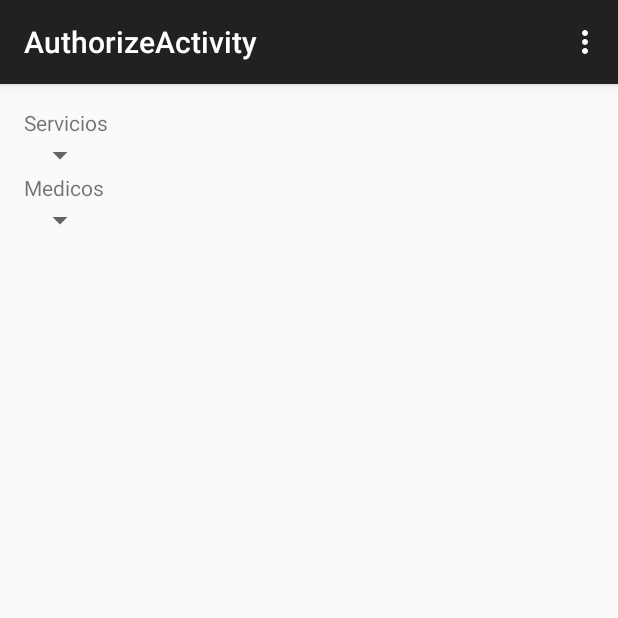
After one commit to Breslyofimatic/ARS, an Android app: the AuthorizeActivity screen opened directly, with no data from a screen before it, on a phone screen of 412 x 824 dp, the top half of it. The commit adds this screen. Run offline under Robolectric (Android 15) with nearby library versions, the phone set to English and light mode, and no system bars; 1 statement that could not run was skipped.

Commit message:
-Agregado AutorizeActivity. -Arreglo de bugs. -Spinner Agregado!!! y Funcional

```diff
--- /dev/null
+++ b/ofimatic.ars/src/main/java/com/ofimatic/ars/AuthorizeActivity.java
@@ -0,0 +1,159 @@
+package com.ofimatic.ars;
+
+import android.content.Context;
+import android.os.Bundle;
+import android.support.v7.app.ActionBarActivity;
+import android.view.LayoutInflater;
+import android.view.Menu;
+import android.view.MenuItem;
+import android.view.View;
+import android.view.ViewGroup;
+import android.widget.AdapterView;
+import android.widget.ArrayAdapter;
+import android.widget.Spinner;
+import android.widget.TextView;
+
+import java.util.ArrayList;
+import java.util.HashMap;
+
+
+public class AuthorizeActivity extends ActionBarActivity implements AdapterView.OnItemSelectedListener {
+
+//    ArrayList<HashMap<String, String>> nameList = new ArrayList<HashMap<String, String>>();
+    ArrayList<String> nameList = new ArrayList<String>();
+    HashMap<String, String> map = new HashMap<String, String>();
+
+    String []  arrayString;
+    String []  arrayID;
+    Spinner spinServices;
+    Spinner spinMedics;
+    DataAccess data = new DataAccess();
+
+    @Override
+    protected void onCreate(Bundle savedInstanceState) {
+        super.onCreate(savedInstanceState);
+        setContentView(R.layout.activity_authorize);
+
+        spinServices = (Spinner) findViewById(R.id.SpinServicios);
+        spinMedics = (Spinner) findViewById(R.id.SpinMedicos);
+
+        MyAdapterServices adapter = new MyAdapterServices(this, R.layout.row, DataAccess.servicesName);
+        spinServices.setAdapter(adapter);
+
+        //spinMedics.setOnItemSelectedListener(this);
+        spinServices.setOnItemSelectedListener(this);
+
+       // ArrayAdapter<String> adapter1 = new ArrayAdapter<String>(this,R.layout.row, DataAccess.medicNames);
+
+    }
+
+
+    String [] nombres;
+    public void onItemSelected(AdapterView<?> parentView, View view, int position, long id) {
+
+                spinMedics.setVisibility(View.VISIBLE);
+
+                String servicesID = data.findServicesID(position);
+                nombres =  data.ListMedics(servicesID);
+                MyAdapterMedic adapter= new MyAdapterMedic(AuthorizeActivity.this, R.layout.row, nombres);
+                spinMedics.setAdapter(adapter);
+
+//            if (position == 0) {
+//                spinMedics.setVisibility(View.GONE);
+//            }
+//            else
+//            {
+//                spinMedics.setVisibility(View.VISIBLE);
+//                MyAdapterMedic adapter= new MyAdapterMedic(AuthorizeActivity.this, R.layout.row, DataAccess.medicNames);
+//                spinMedics.setAdapter(adapter);
+//            }
+    }
+
+
+    @Override
+    public void onNothingSelected(AdapterView<?> parent) {
+
+    }
+
+    public class MyAdapterServices extends ArrayAdapter<String> {
+
+        public MyAdapterServices(Context context, int textViewResourceId, String[] names) {
+            super(context, textViewResourceId, names);
+        }
+
+        @Override
+        public View getDropDownView(int position, View convertView,ViewGroup parent) {
+           // spinServices.getSelectedItemPosition();
+
+            return getCustomView(position, convertView, parent);
+        }
+
+        @Override
+        public View getView(int position, View convertView, ViewGroup parent) {
+
+            return getCustomView(position, convertView, parent);
+        }
+
+        public View getCustomView(int position, View convertView, ViewGroup parent) {
+
+            LayoutInflater inflater=getLayoutInflater();
+            View row=inflater.inflate(R.layout.row, parent, false);
+
+            TextView label=(TextView)row.findViewById(R.id.Nombre);
+            label.setText(DataAccess.servicesName[position] );
+
+            return row;
+        }
+    }
+
+    public class MyAdapterMedic extends ArrayAdapter<String> {
+
+        public MyAdapterMedic(Context context, int textViewResourceId, String [] names) {
+            super(context, textViewResourceId, names);
+        }
+
+        @Override
+        public View getDropDownView(int position, View convertView,ViewGroup parent) {
+            return getCustomView(position, convertView, parent);
+        }
+
+        @Override
+        public View getView(int position, View convertView, ViewGroup parent) {
+            return getCustomView(position, convertView, parent);
+        }
+
+        public View getCustomView(int position, View convertView, ViewGroup parent) {
+            LayoutInflater inflater=getLayoutInflater();
+            View row=inflater.inflate(R.layout.row, parent, false);
+
+            TextView label=(TextView)row.findViewById(R.id.Nombre);
+            label.setText(nombres[position] );
+
+//            TextView IDlabel =(TextView)row.findViewById(R.id.ID);
+//            IDlabel.setText(DataAccess.medicNames[position] );
+
+            return row;
+        }
+    }
+
+    @Override
+    public boolean onCreateOptionsMenu(Menu menu) {
+
+        // Inflate the menu; this adds items to the action bar if it is present.
+        getMenuInflater().inflate(R.menu.authorize, menu);
+        return true;
+    }
+
+    @Override
+    public boolean onOptionsItemSelected(MenuItem item) {
+        // Handle action bar item clicks here. The action bar will
+        // automatically handle clicks on the Home/Up button, so long
+        // as you specify a parent activity in AndroidManifest.xml.
+        int id = item.getItemId();
+        if (id == R.id.action_settings) {
+            return true;
+        }
+        return super.onOptionsItemSelected(item);
+    }
+
+}
--- /dev/null
+++ b/ofimatic.ars/src/main/res/layout/activity_authorize.xml
@@ -0,0 +1,43 @@
+<RelativeLayout xmlns:android="http://schemas.android.com/apk/res/android"
+    xmlns:tools="http://schemas.android.com/tools"
+    android:layout_width="match_parent"
+    android:layout_height="match_parent"
+    android:paddingLeft="@dimen/activity_horizontal_margin"
+    android:paddingRight="@dimen/activity_horizontal_margin"
+    android:paddingTop="@dimen/activity_vertical_margin"
+    android:paddingBottom="@dimen/activity_vertical_margin"
+    tools:context="com.ofimatic.ars.AuthorizeActivity">
+
+    <TextView
+        android:text="Servicios"
+        android:layout_width="wrap_content"
+        android:layout_height="wrap_content"
+        android:id="@+id/textView2" />
+
+    <Spinner
+        android:layout_width="wrap_content"
+        android:layout_height="wrap_content"
+        android:prompt="@string/app_name"
+        android:id="@+id/SpinServicios"
+        android:layout_below="@+id/textView2"
+        />
+
+
+    <TextView
+        android:layout_width="wrap_content"
+        android:layout_height="wrap_content"
+        android:text="Medicos"
+        android:id="@+id/textView3"
+        android:layout_below="@+id/SpinServicios"
+        android:layout_alignParentLeft="true"
+        android:layout_alignParentStart="true" />
+
+    <Spinner
+        android:layout_width="wrap_content"
+        android:layout_height="wrap_content"
+        android:prompt="@string/app_name"
+        android:id="@+id/SpinMedicos"
+        android:layout_below="@+id/textView3"
+        />
+
+</RelativeLayout>
--- a/ofimatic.ars/src/main/res/layout/activity_reader_online.xml
+++ b/ofimatic.ars/src/main/res/layout/activity_reader_online.xml
@@ -283,7 +283,8 @@
                 android:layout_marginTop="25dp"
                 android:textSize="26sp"
                 android:textStyle="bold"
-                android:background="@drawable/mybuttons"/>
+                android:background="@drawable/mybuttons"
+                android:onClick="AutorizarServ" />
 
 
 
--- /dev/null
+++ b/ofimatic.ars/src/main/res/menu/authorize.xml
@@ -0,0 +1,10 @@
+<menu xmlns:android="http://schemas.android.com/apk/res/android"
+    xmlns:app="http://schemas.android.com/apk/res-auto"
+    xmlns:tools="http://schemas.android.com/tools"
+    tools:context="com.ofimatic.ars.AuthorizeActivity" >
+
+    <item android:id="@+id/action_settings"
+        android:title="@string/action_settings"
+        android:orderInCategory="100"
+        app:showAsAction="never" />
+</menu>
```
Also changed, not shown: ofimatic.ars/src/main/AndroidManifest.xml (+11 -6 lines), ofimatic.ars/src/main/java/com/ofimatic/ars/DataAccess.java (+171 -0 lines), ofimatic.ars/src/main/java/com/ofimatic/ars/ReaderOnlineActivity.java (+79 -0 lines), ofimatic.ars/src/main/res/layout/row.xml (added, +37 -0 lines), ofimatic.ars/src/main/res/values/strings.xml (+1 -7 lines).
